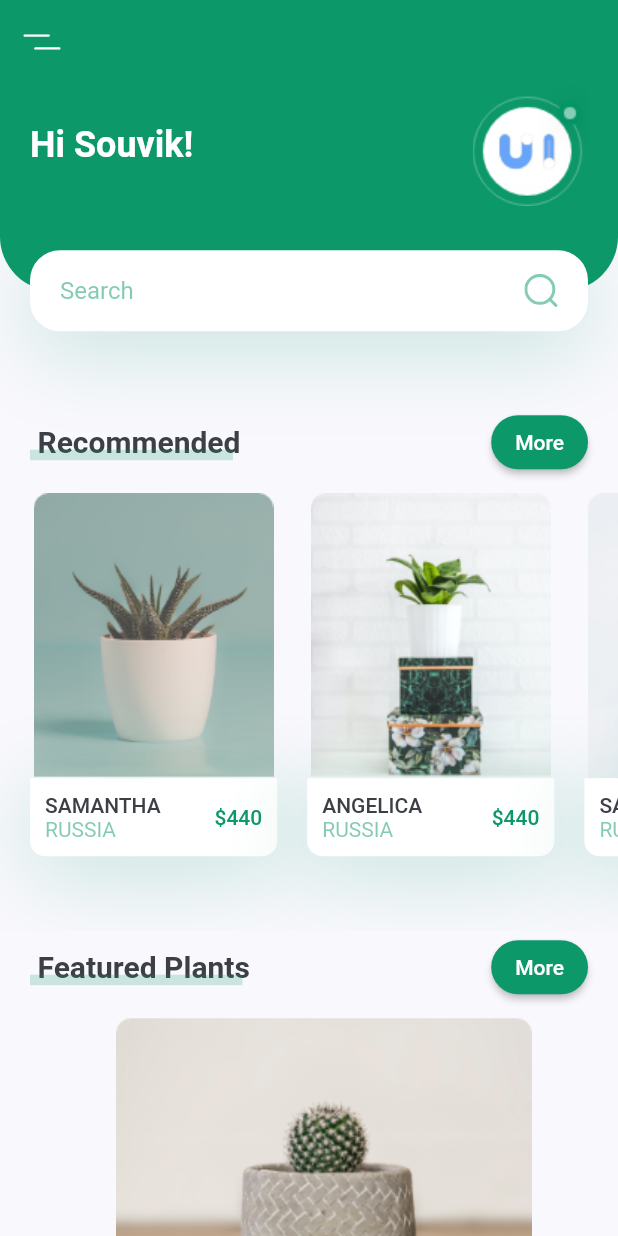
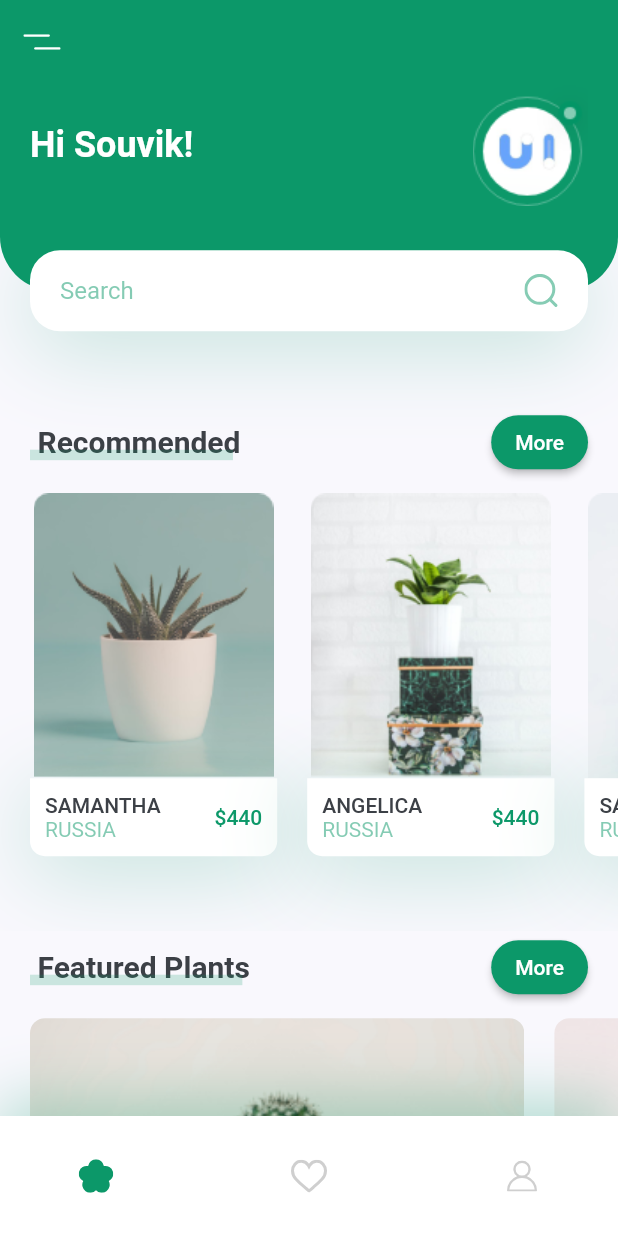
Before and after one commit to souvik150/Plant-App, a Flutter app: the screen it shows after launch, on a phone screen of 412 x 824 dp. Run offline on Flutter 3.47's test engine with Material 2 defaults, Android fonts, the phone set to English and light mode, and no system bars; our stand-ins replace flutter_svg.

Commit message:
feat: home screen

```diff
--- /dev/null
+++ b/lib/components/my_bottom_nav_bar.dart
@@ -0,0 +1,44 @@
+import "package:flutter/material.dart";
+import "package:plant_app/constants.dart";
+import 'package:flutter_svg/flutter_svg.dart';
+
+class MyBottomNavBar extends StatelessWidget {
+  const MyBottomNavBar({
+    Key? key,
+  }) : super(key: key);
+
+  @override
+  Widget build(BuildContext context) {
+    return Container(
+        padding: const EdgeInsets.only(
+            left: kDefaultPadding * 2, right: kDefaultPadding * 2),
+        height: 80,
+        decoration: BoxDecoration(
+          color: Colors.white,
+          boxShadow: [
+            BoxShadow(
+              offset: const Offset(0, -10),
+              blurRadius: 35,
+              color: kPrimaryColor.withOpacity(0.30),
+            ),
+          ],
+        ),
+        child: Row(
+          mainAxisAlignment: MainAxisAlignment.spaceBetween,
+          children: <Widget>[
+            IconButton(
+              onPressed: () {},
+              icon: SvgPicture.asset("assets/icons/flower.svg"),
+            ),
+            IconButton(
+              onPressed: () {},
+              icon: SvgPicture.asset("assets/icons/heart-icon.svg"),
+            ),
+            IconButton(
+              onPressed: () {},
+              icon: SvgPicture.asset("assets/icons/user-icon.svg"),
+            ),
+          ],
+        ));
+  }
+}
--- a/lib/screens/home/components/body.dart
+++ b/lib/screens/home/components/body.dart
@@ -1,6 +1,7 @@
 // ignore_for_file: prefer_const_constructors, prefer_const_literals_to_create_immutables
 
 import 'package:flutter/material.dart';
+import 'package:plant_app/screens/home/components/featured_plants.dart';
 import 'package:plant_app/screens/home/components/header_with_searchbox.dart';
 import 'package:plant_app/screens/home/components/recommend_plants.dart';
 import 'package:plant_app/screens/home/components/title_with_more_btn.dart';
@@ -20,43 +21,10 @@ class Body extends StatelessWidget {
           TitleWithMoreBtn(title: "Recommended", press: () {}),
           RecommendPlants(),
           TitleWithMoreBtn(title: "Featured Plants", press: () {}),
-          FeaturePlantCard(
-              image: "assets/images/bottom_img_1.png", press: () {}),
+          FeaturedPlants(),
+          SizedBox(height: kDefaultPadding)
         ],
       ),
     );
   }
 }
-
-class FeaturePlantCard extends StatelessWidget {
-  const FeaturePlantCard({
-    Key? key,
-    required this.image,
-    required this.press,
-  }) : super(key: key);
-  final String image;
-  final VoidCallback press;
-
-  @override
-  Widget build(BuildContext context) {
-    Size size = MediaQuery.of(context).size;
-    return GestureDetector(
-      onTap: press,
-      child: Container(
-        margin: EdgeInsets.only(
-          left: kDefaultPadding,
-          top: kDefaultPadding / 2,
-          bottom: kDefaultPadding / 2,
-        ),
-        width: size.width * 0.8,
-        height: 185,
-        decoration: BoxDecoration(
-          borderRadius: BorderRadius.circular(10),
-          image: DecorationImage(
-            image: AssetImage(image),
-          ),
-        ),
-      ),
-    );
-  }
-}
--- /dev/null
+++ b/lib/screens/home/components/featured_plants.dart
@@ -0,0 +1,61 @@
+import "package:flutter/material.dart";
+import 'package:plant_app/constants.dart';
+
+class FeaturedPlants extends StatelessWidget {
+  const FeaturedPlants({
+    Key? key,
+  }) : super(key: key);
+
+  @override
+  Widget build(BuildContext context) {
+    return SingleChildScrollView(
+        scrollDirection: Axis.horizontal,
+        padding: const EdgeInsets.only(right: kDefaultPadding),
+        child: Row(
+          children: [
+            FeaturePlantCard(
+              image: "assets/images/bottom_img_1.png",
+              press: () {},
+            ),
+            FeaturePlantCard(
+              image: "assets/images/bottom_img_2.png",
+              press: () {},
+            ),
+          ],
+        ));
+  }
+}
+
+class FeaturePlantCard extends StatelessWidget {
+  const FeaturePlantCard({
+    Key? key,
+    required this.image,
+    required this.press,
+  }) : super(key: key);
+  final String image;
+  final VoidCallback press;
+
+  @override
+  Widget build(BuildContext context) {
+    Size size = MediaQuery.of(context).size;
+    return GestureDetector(
+      onTap: press,
+      child: Container(
+        margin: EdgeInsets.only(
+          left: kDefaultPadding,
+          top: kDefaultPadding / 2,
+          bottom: kDefaultPadding / 2,
+        ),
+        width: size.width * 0.8,
+        height: 185,
+        decoration: BoxDecoration(
+          borderRadius: BorderRadius.circular(10),
+          image: DecorationImage(
+            fit: BoxFit.cover,
+            image: AssetImage(image),
+          ),
+        ),
+      ),
+    );
+  }
+}
--- a/lib/screens/home/home_screen.dart
+++ b/lib/screens/home/home_screen.dart
@@ -1,5 +1,6 @@
 import 'package:flutter/material.dart';
 import 'package:flutter_svg/flutter_svg.dart';
+import 'package:plant_app/components/my_bottom_nav_bar.dart';
 import 'package:plant_app/screens/home/components/body.dart';
 import "package:plant_app/constants.dart";
 
@@ -9,6 +10,7 @@ class HomeScreen extends StatelessWidget {
     return Scaffold(
       appBar: buildAppBar(),
       body: Body(),
+      bottomNavigationBar: MyBottomNavBar(),
     );
   }
 
```
Also changed, not shown: lib/screens/details/details_screen.dart (added).
